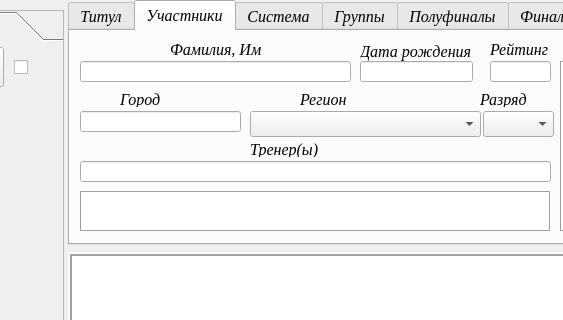
This is main_window.ui in Kaspar0810/Competitions_TT_SQL as Qt 5 draws it before an edit; both pictures show x 167 to 730 and y 0 to 320 of the 1401 by 704 pixel window. The edited form follows.
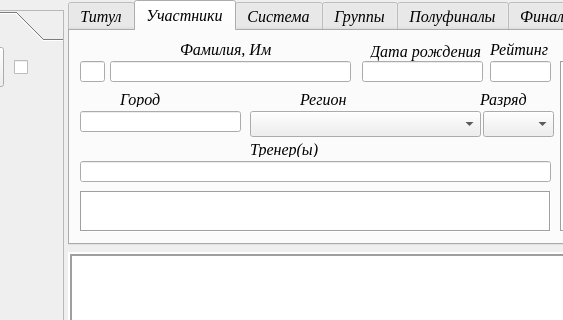
This is the edited form. The open tabs and pages were chosen to show the change.

Patch:
```diff
--- a/main_window.ui
+++ b/main_window.ui
@@ -541,9 +541,9 @@
      <widget class="QLineEdit" name="lineEdit_Family_name">
       <property name="geometry">
        <rect>
-        <x>10</x>
+        <x>40</x>
         <y>30</y>
-        <width>271</width>
+        <width>241</width>
         <height>21</height>
        </rect>
       </property>
@@ -551,9 +551,9 @@
      <widget class="QLineEdit" name="lineEdit_bday">
       <property name="geometry">
        <rect>
-        <x>290</x>
+        <x>292</x>
         <y>30</y>
-        <width>113</width>
+        <width>121</width>
         <height>21</height>
        </rect>
       </property>
@@ -591,7 +591,7 @@
      <widget class="QLabel" name="label">
       <property name="geometry">
        <rect>
-        <x>100</x>
+        <x>110</x>
         <y>10</y>
         <width>91</width>
         <height>16</height>
@@ -610,7 +610,7 @@
      <widget class="QLabel" name="label_2">
       <property name="geometry">
        <rect>
-        <x>290</x>
+        <x>300</x>
         <y>10</y>
         <width>111</width>
         <height>20</height>
@@ -817,6 +817,16 @@
        <string>Рейтинг</string>
       </property>
      </widget>
+     <widget class="QLineEdit" name="lineEdit_id">
+      <property name="geometry">
+       <rect>
+        <x>10</x>
+        <y>30</y>
+        <width>25</width>
+        <height>21</height>
+       </rect>
+      </property>
+     </widget>
     </widget>
     <widget class="QWidget" name="tab_5">
      <attribute name="title">
```
Left out of the diff: 10 changed lines with no effect on the pictures.
